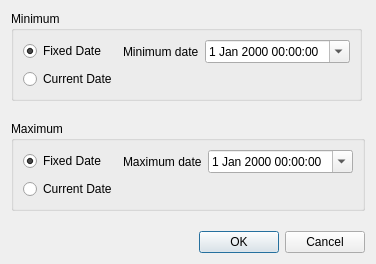
First picture: the form in ui/wizard/ui_dtime_property.ui, repository gltn/stdm, before the edit.
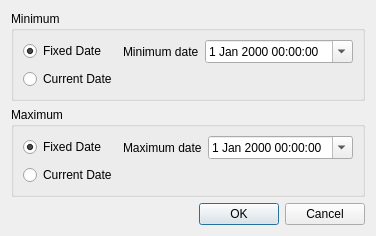
Second picture: the form after the edit.

Commit message: Added layouts on Profile, Datetime and Geometry property editors; fixed issue #83 - entity disappearing when you edit to check supporting document

The edit to the form file:
```diff
--- a/ui/wizard/ui_dtime_property.ui
+++ b/ui/wizard/ui_dtime_property.ui
@@ -6,18 +6,15 @@
    <rect>
     <x>0</x>
     <y>0</y>
-    <width>341</width>
+    <width>340</width>
     <height>233</height>
    </rect>
   </property>
   <property name="windowTitle">
    <string>Datetime properties</string>
   </property>
-  <layout class="QFormLayout" name="formLayout">
-   <property name="verticalSpacing">
-    <number>20</number>
-   </property>
-   <item row="0" column="0">
+  <layout class="QVBoxLayout" name="verticalLayout">
+   <item>
     <widget class="QGroupBox" name="groupBox">
      <property name="title">
       <string>Minimum</string>
@@ -69,7 +66,7 @@
      </layout>
     </widget>
    </item>
-   <item row="1" column="0">
+   <item>
     <widget class="QGroupBox" name="groupBox_2">
      <property name="title">
       <string>Maximum</string>
@@ -127,7 +124,7 @@
      </layout>
     </widget>
    </item>
-   <item row="2" column="0" colspan="2">
+   <item>
     <widget class="QDialogButtonBox" name="buttonBox">
      <property name="layoutDirection">
       <enum>Qt::LeftToRight</enum>
```
The commit also changes 6 other files.
